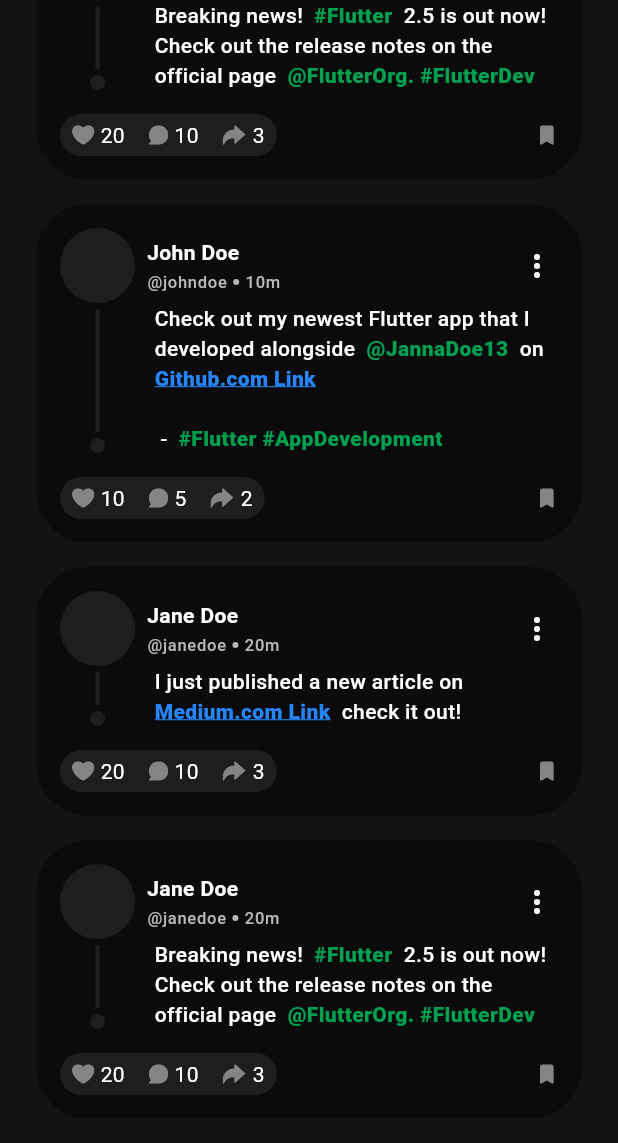
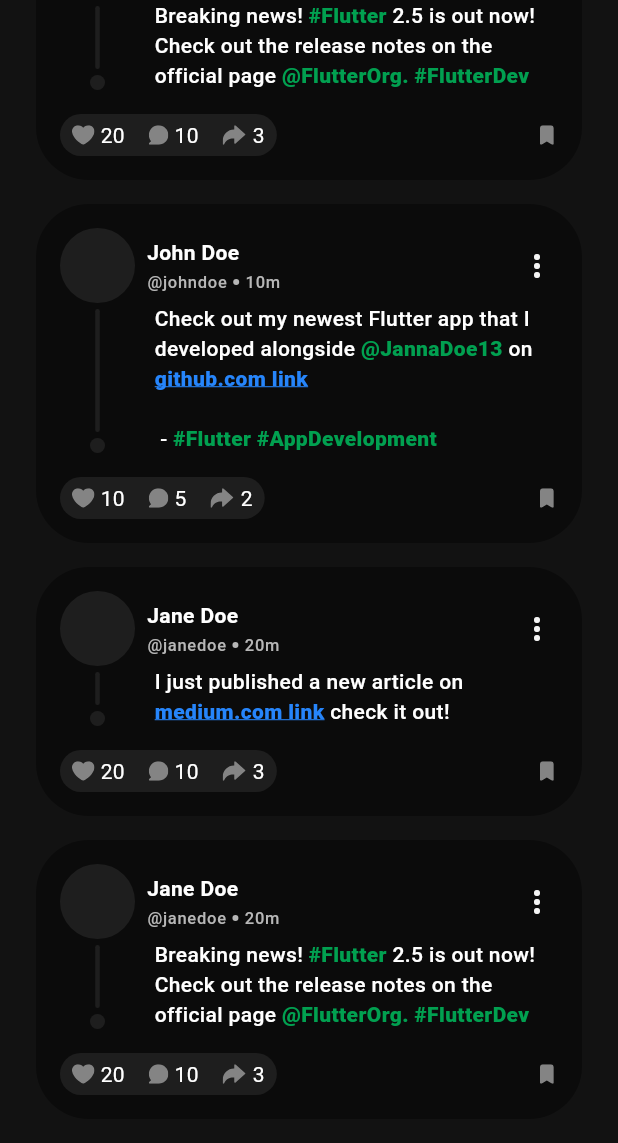
Before and after one commit to ahmedn002/gdsc-social, a Flutter app: the screen it shows after launch, scrolled down 651 dp, on a phone screen of 412 x 824 dp, the part 93-1236 px from its top. Run offline on Flutter 3.47's test engine with Material 3 defaults, Android fonts, the light colour scheme and no system bars; drawn by our look-alikes of cached_network_image, flutter_animate; our stand-ins replace animated_text_kit, dartz, flutter_bloc, flutter_svg, get_it, go_router and 1 more; network calls fail.

Commit message:
Enhanced post parsing

```diff
--- /dev/null
+++ b/lib/core/extensions/insert_between_each_element.dart
@@ -0,0 +1,11 @@
+extension InsertBetweenEachElement<T> on Iterable<T> {
+  Iterable<T> insertBetweenEachElement(T element) sync* {
+    final iterator = this.iterator;
+    if (!iterator.moveNext()) return;
+    yield iterator.current;
+    while (iterator.moveNext()) {
+      yield element;
+      yield iterator.current;
+    }
+  }
+}
--- a/lib/features/home/data/stubs/post_stubs.dart
+++ b/lib/features/home/data/stubs/post_stubs.dart
@@ -8,7 +8,7 @@ final List<PostEntity> postStubs = [
     userImageUrl: StubUtils.getRandomAvatar(),
     username: 'John Doe',
     userTag: 'johndoe',
-    body: 'Check out my newest Flutter app that I developed alongside @JannaDoe13 on https://www.github.com \n\n - #Flutter #AppDevelopment',
+    body: 'Check out my newest Flutter app that I developed alongside @JannaDoe13 on https://www.github.com \n\n- #Flutter #AppDevelopment',
     imageUrl: 'https://i.pravatar.cc/150?img=2',
     likes: 10,
     comments: 5,
--- a/lib/features/home/view/ui/home_screen.dart
+++ b/lib/features/home/view/ui/home_screen.dart
@@ -2,23 +2,15 @@ import 'package:flutter/material.dart';
 import 'package:gdsc_social/core/constants/measurements.dart';
 import 'package:gdsc_social/features/home/view/ui/components/posts_section_bloc_builder.dart';
 import 'package:gdsc_social/features/home/view/ui/components/stories_section_bloc_builder.dart';
-import 'package:gdsc_social/features/widgets/screen/app_bar.dart';
-import 'package:gdsc_social/features/widgets/screen/sliver%20screen/main_sliver_scaffold.dart';
+import 'package:gdsc_social/features/skeleton/view/ui/mobile_skeleton.dart';
 
 class HomeScreen extends StatelessWidget {
   const HomeScreen({super.key});
 
   @override
   Widget build(BuildContext context) {
-    return const MainSliverScaffold(
+    return const MobileSkeleton(
       enableUpperBodyPadding: false,
-      persistentHeader: Padding(
-        padding: EdgeInsets.only(
-          right: Measurements.pageHorizontalPadding,
-          left: Measurements.pageHorizontalPadding,
-        ),
-        child: MainAppBar(),
-      ),
       upperBody: Padding(
         padding: EdgeInsets.only(
           top: Measurements.pageVerticalPadding,
--- a/lib/features/home/view/ui/utils/post body/body_component.dart
+++ b/lib/features/home/view/ui/utils/post body/body_component.dart
@@ -1,14 +1,16 @@
 import 'package:flutter/material.dart';
+import 'package:gdsc_social/core/extensions/text_styles.dart';
 
 abstract class BodyComponent {
   final String rawText;
-  const BodyComponent(this.rawText);
+  const BodyComponent({required this.rawText});
 
-  String getDisplayText();
+  String get displayText => rawText;
+
   InlineSpan getDisplaySpan(BuildContext context) {
     return TextSpan(
-      text: getDisplayText(),
-      style: Theme.of(context).textTheme.bodyMedium?.copyWith(fontWeight: FontWeight.w500),
+      text: displayText,
+      style: context.textTheme.bodyMedium?.copyWith(fontWeight: FontWeight.w500),
     );
   }
 }
--- a/lib/features/home/view/ui/utils/post body/hashtag_component.dart
+++ b/lib/features/home/view/ui/utils/post body/hashtag_component.dart
@@ -1,22 +1,20 @@
 import 'package:flutter/material.dart';
+import 'package:gdsc_social/core/extensions/text_styles.dart';
 
 import '../../../../../../core/constants/colors.dart';
 import 'body_component.dart';
 
 class HashtagComponent extends BodyComponent {
-  HashtagComponent({required String rawText}) : super(rawText);
-
-  @override
-  String getDisplayText() => rawText;
+  HashtagComponent({required super.rawText});
 
   @override
   InlineSpan getDisplaySpan(BuildContext context) {
     return TextSpan(
-      text: getDisplayText(),
-      style: Theme.of(context).textTheme.bodyMedium?.copyWith(
-            fontWeight: FontWeight.w900,
-            color: AppColors.green,
-          ),
+      text: displayText,
+      style: context.textTheme.bodyMedium?.copyWith(
+        fontWeight: FontWeight.w900,
+        color: AppColors.green,
+      ),
     );
   }
 }
--- a/lib/features/home/view/ui/utils/post body/link_component.dart
+++ b/lib/features/home/view/ui/utils/post body/link_component.dart
@@ -1,32 +1,32 @@
 import 'package:flutter/gestures.dart';
 import 'package:flutter/material.dart';
-import 'package:gdsc_social/core/extensions/capitalize.dart';
+import 'package:gdsc_social/core/extensions/text_styles.dart';
 import 'package:url_launcher/url_launcher.dart';
 
 import '../../../../../../core/constants/colors.dart';
 import 'body_component.dart';
 
 class LinkComponent extends BodyComponent {
-  LinkComponent({required String rawText}) : super(rawText);
+  LinkComponent({required super.rawText});
 
   @override
-  String getDisplayText() {
+  String get displayText {
     // We want to return the name of the domain;
-    // e.g. "https://www.google.com" -> "Google.com Link"
-    final RegExp regExp = RegExp(r'^(?:https?:\/\/)?(?:[^@\n]+@)?(?:www\.)?([^:\/\n?]+)');
-    final domain = regExp.firstMatch(rawText)?.group(1);
-    return domain ?? rawText;
+    // e.g. "https://www.google.com" -> "google.com link"
+    final RegExp regExp = RegExp(r'^(?:https?://)?(?:[^@\n]+@)?(?:www\.)?([^:/\n?]+)');
+    final String? domain = regExp.firstMatch(rawText)?.group(1);
+    return domain != null ? '$domain link' : rawText;
   }
 
   @override
   InlineSpan getDisplaySpan(BuildContext context) {
     return TextSpan(
-      text: '${getDisplayText().capitalize} Link',
-      style: Theme.of(context).textTheme.bodyMedium?.copyWith(
-            fontWeight: FontWeight.w900,
-            color: AppColors.accent,
-            decoration: TextDecoration.underline,
-          ),
+      text: displayText,
+      style: context.textTheme.bodyMedium?.copyWith(
+        fontWeight: FontWeight.w900,
+        color: AppColors.accent,
+        decoration: TextDecoration.underline,
+      ),
       recognizer: TapGestureRecognizer()..onTap = () => _launchUrl(rawText),
     );
   }
--- a/lib/features/home/view/ui/utils/post body/mention_component.dart
+++ b/lib/features/home/view/ui/utils/post body/mention_component.dart
@@ -1,22 +1,20 @@
 import 'package:flutter/material.dart';
+import 'package:gdsc_social/core/extensions/text_styles.dart';
 
 import '../../../../../../core/constants/colors.dart';
 import 'body_component.dart';
 
 class MentionComponent extends BodyComponent {
-  MentionComponent({required String rawText}) : super(rawText);
-
-  @override
-  String getDisplayText() => rawText;
+  MentionComponent({required super.rawText});
 
   @override
   InlineSpan getDisplaySpan(BuildContext context) {
     return TextSpan(
-      text: getDisplayText(),
-      style: Theme.of(context).textTheme.bodyMedium?.copyWith(
-            fontWeight: FontWeight.w900,
-            color: AppColors.green,
-          ),
+      text: displayText,
+      style: context.textTheme.bodyMedium?.copyWith(
+        fontWeight: FontWeight.w900,
+        color: AppColors.green,
+      ),
     );
   }
 }
--- a/lib/features/home/view/ui/utils/post body/text_component.dart
+++ b/lib/features/home/view/ui/utils/post body/text_component.dart
@@ -1,8 +1,5 @@
 import 'body_component.dart';
 
 class TextComponent extends BodyComponent {
-  const TextComponent({required String rawText}) : super(rawText);
-
-  @override
-  String getDisplayText() => rawText;
+  const TextComponent({required super.rawText});
 }
--- a/lib/features/home/view/ui/utils/post_body_parser.dart
+++ b/lib/features/home/view/ui/utils/post_body_parser.dart
@@ -1,3 +1,5 @@
+import 'package:collection/collection.dart';
+import 'package:gdsc_social/core/extensions/insert_between_each_element.dart';
 import 'package:gdsc_social/features/home/view/ui/utils/parsed_body.dart';
 import 'package:gdsc_social/features/home/view/ui/utils/post%20body/body_component.dart';
 import 'package:gdsc_social/features/home/view/ui/utils/post%20body/hashtag_component.dart';
@@ -6,40 +8,56 @@ import 'package:gdsc_social/features/home/view/ui/utils/post%20body/mention_comp
 import 'package:gdsc_social/features/home/view/ui/utils/post%20body/text_component.dart';
 
 class PostBodyParser {
-  static ParsedBody parse(String body) {
+  final String body;
+
+  const PostBodyParser(this.body);
+
+  ParsedBody parse() {
     // The text body may contain a combination of 4 things:
     // 1. Normal text "Lorem ipsum"
     // 2. Links "https://www.google.com"
     // 3. Hashtags "#flutter"
     // 4. Mentions "@flutter"
 
-    // Check and parse each of these cases and return an object that contains the parsed text and the type of the parsed text.
+    // We need to preserve whitespace and new lines, so we can't just split by spaces.
 
-    // Step 1: Tokenize the body by splitting it by spaces.
-    final List<String> tokens = _tokenize(body);
+    // Step 1: Tokenize the body by splitting it by lines (\n) and subsequently by spaces.
+    final List<List<String>> tokenLines = _tokenize(body);
 
-    // Step 2: Create RegExp patterns for links, hashtags, and mentions.
-    final List<BodyComponent> components = _parseTokens(tokens);
+    // Step 2: Parse the lines to get a list of the overall components.
+    final List<BodyComponent> components = _parseLines(tokenLines);
 
-    // Step 3: Merge consecutive text components.
-    final List<BodyComponent> mergedComponents = _mergeTextComponents(components);
-
-    // Step 4: Add spaces between components.
-    final List<BodyComponent> componentsWithSpaces = _addSpacesBetweenComponents(mergedComponents);
-
-    // Step 5: Re-merge consecutive text components. (TODO: Optimize this step by single-pass merging.)
-    final List<BodyComponent> finalComponents = _mergeTextComponents(componentsWithSpaces);
+    // Step 3: Since we parsed each line separately, and each line was split by spaces
+    // We have a lot of TextComponents that are separated by space TextComponents, so we merge them.
+    final List<BodyComponent> finalComponents = _mergeTextComponents(components);
 
     return ParsedBody(components: finalComponents);
   }
 
-  static List<String> _tokenize(String body) {
-    // TODO: Handle tokenizing \n and \t.
-    return body.split(' ');
+  List<List<String>> _tokenize(String body) {
+    final List<String> lines = body.split('\n');
+    return [
+      for (String line in lines) line.split(' '),
+    ];
   }
 
-  static List<BodyComponent> _parseTokens(List<String> tokens) {
-    final RegExp linkRegExp = RegExp(r'http[s]?://(?:[a-zA-Z]|[0-9]|[$-_@.&+]|[!*\(\),]|(?:%[0-9a-fA-F][0-9a-fA-F]))+');
+  Iterable<BodyComponent> _parseLine(List<String> tokens) {
+    final List<BodyComponent> lineComponents = _parseTokens(tokens);
+    // Return parsed tokens with a white space TextComponent between each token
+    return lineComponents.insertBetweenEachElement(const TextComponent(rawText: ' '));
+  }
+
+  List<BodyComponent> _parseLines(List<List<String>> tokenLines) {
+    final List<Iterable<BodyComponent>> components = []; // Outer list to be able to add (Iterables immutable)
+    for (List<String> tokenLine in tokenLines) {
+      components.add(_parseLine(tokenLine));
+    }
+    final Iterable<Iterable<BodyComponent>> newLineSeparatedComponents = components.insertBetweenEachElement([const TextComponent(rawText: '\n')]);
+    return newLineSeparatedComponents.flattened.toList();
+  }
+
+  List<BodyComponent> _parseTokens(List<String> tokens) {
+    final RegExp linkRegExp = RegExp(r'https?://(?:[a-zA-Z]|[0-9]|[$-_@.&+]|[!*(),]|%[0-9a-fA-F][0-9a-fA-F])+');
     final RegExp hashtagRegExp = RegExp(r'^#\w+');
     final RegExp mentionRegExp = RegExp(r'^@\w+');
 
@@ -72,20 +90,9 @@ class PostBodyParser {
           break;
         }
       }
-      mergedComponents.add(TextComponent(rawText: textTokens.join(' ')));
+      mergedComponents.add(TextComponent(rawText: textTokens.join('')));
       i += textTokens.length - 1;
     }
     return mergedComponents;
   }
-
-  static List<BodyComponent> _addSpacesBetweenComponents(List<BodyComponent> components) {
-    final List<BodyComponent> componentsWithSpaces = [];
-    for (int i = 0; i < components.length; i++) {
-      componentsWithSpaces.add(components[i]);
-      if (i + 1 < components.length) {
-        componentsWithSpaces.add(const TextComponent(rawText: ' '));
-      }
-    }
-    return componentsWithSpaces;
-  }
 }
--- a/lib/features/home/view/ui/widgets/posts/post_card_top_section.dart
+++ b/lib/features/home/view/ui/widgets/posts/post_card_top_section.dart
@@ -27,7 +27,7 @@ class PostCardTopSection extends StatelessWidget {
               const DashedLine(),
               (Measurements.postAvatarRadius + 8).hs,
               Expanded(
-                child: PostCardBodySection(body: PostBodyParser.parse(post.body)),
+                child: PostCardBodySection(body: PostBodyParser(post.body).parse()),
               ),
             ],
           ),
--- a/lib/features/widgets/screen/sliver screen/main_sliver_scaffold.dart
+++ b/lib/features/skeleton/view/ui/mobile_skeleton.dart
@@ -1,19 +1,18 @@
 import 'package:flutter/material.dart';
 import 'package:gdsc_social/core/extensions/num_to_sized_box.dart';
+import 'package:gdsc_social/features/skeleton/view/ui/widgets/app_bar.dart';
 
 import '../../../../core/constants/colors.dart';
 import '../../../../core/constants/measurements.dart';
-import '../main_scaffold.dart';
+import '../../../widgets/screen/main_scaffold.dart';
 
-class MainSliverScaffold extends StatelessWidget {
-  final Widget persistentHeader;
+class MobileSkeleton extends StatelessWidget {
   final Widget upperBody;
   final Widget lowerBody;
   final bool enableUpperBodyPadding;
   final bool enableLowerBodyPadding;
-  const MainSliverScaffold({
+  const MobileSkeleton({
     super.key,
-    required this.persistentHeader,
     required this.upperBody,
     required this.lowerBody,
     this.enableUpperBodyPadding = true,
@@ -28,7 +27,10 @@ class MainSliverScaffold extends StatelessWidget {
         slivers: [
           SliverPersistentHeader(
             delegate: PersistentHeader(
-              widget: persistentHeader,
+              widget: const Padding(
+                padding: EdgeInsets.symmetric(horizontal: Measurements.pageHorizontalPadding),
+                child: MainAppBar(),
+              ),
             ),
             pinned: true,
           ),
--- a/lib/features/widgets/screen/app_bar.dart
+++ b/lib/features/skeleton/view/ui/widgets/app_bar.dart
@@ -1,6 +1,6 @@
 import 'package:flutter/material.dart';
+import 'package:gdsc_social/features/skeleton/view/ui/widgets/tool_bar.dart';
 import 'package:gdsc_social/features/widgets/misc/logo.dart';
-import 'package:gdsc_social/features/widgets/screen/tool_bar.dart';
 
 class MainAppBar extends StatelessWidget {
   const MainAppBar({Key? key}) : super(key: key);
--- /dev/null
+++ b/lib/test.dart
@@ -0,0 +1,3 @@
+void main() {
+  const String testPostBody = 'Hello this is normal text#flutter #dart\n\n@flutter @dart\nhttps://flutter.dev\n\n';
+}
```
Also changed, not shown: lib/features/skeleton/view/ui/desktop_skeleton.dart (added), lib/features/skeleton/view/ui/tablet_skeleton.dart (added), lib/features/skeleton/view/ui/widgets/tool_bar.dart (renamed from lib/features/widgets/screen/tool_bar.dart), pubspec.lock, 1 other file.
